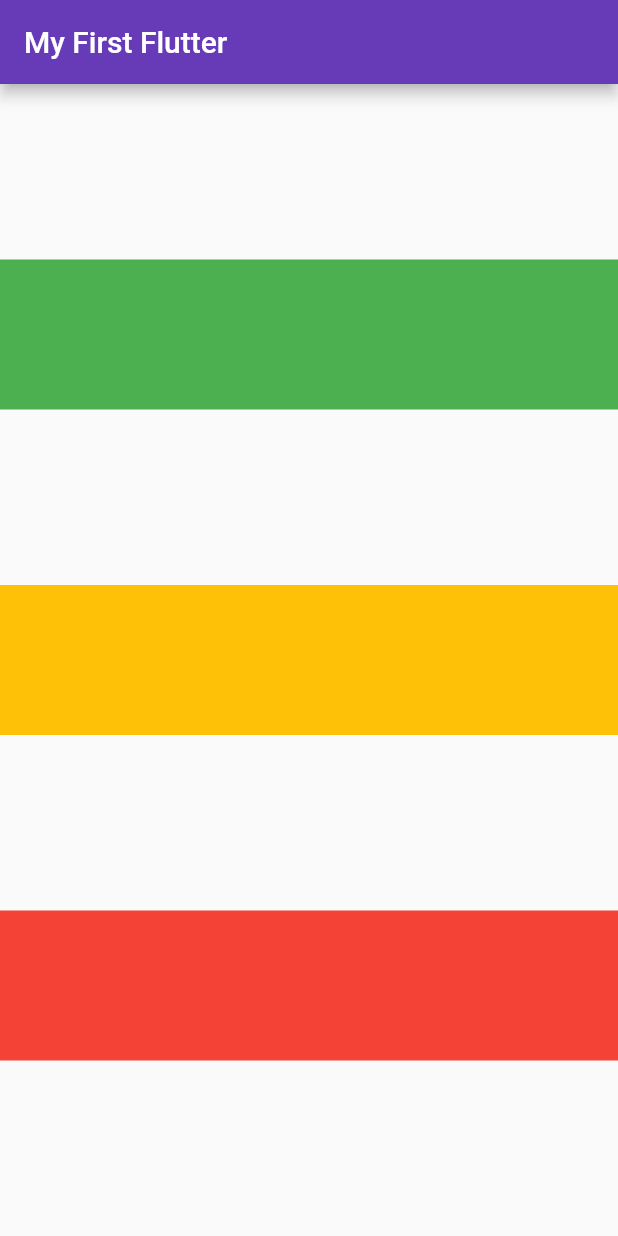
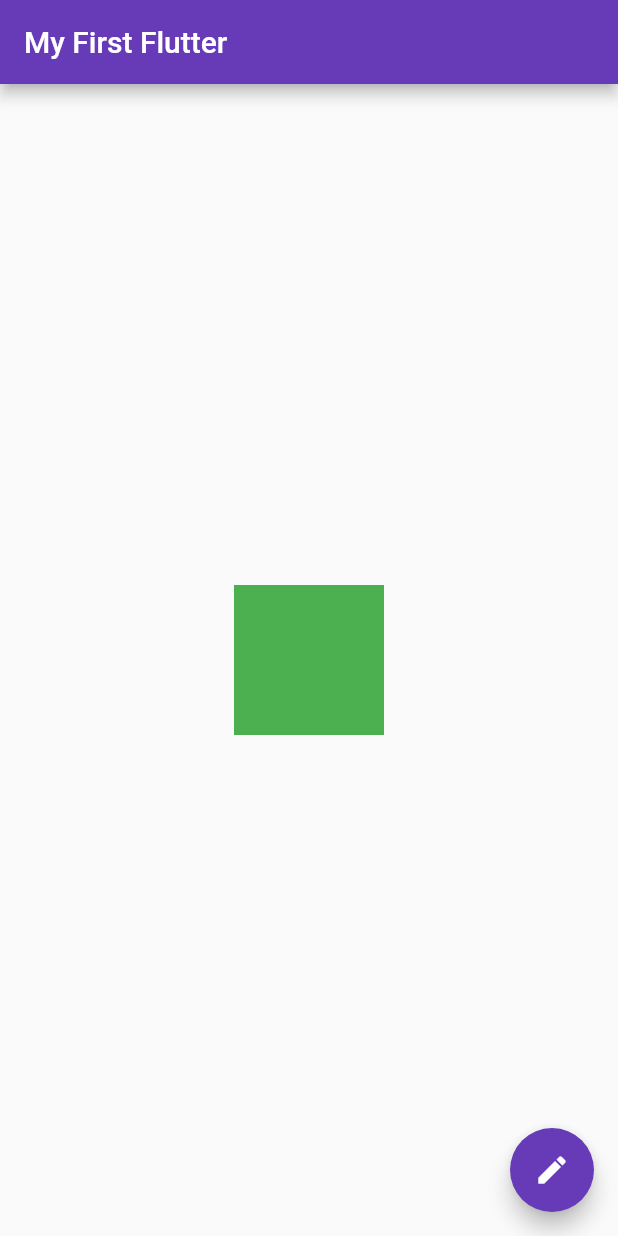
Before and after one commit to BeminDawoud/flutter_application_1, a Flutter app: the screen it shows after launch, on a phone screen of 412 x 824 dp. Run offline on Flutter 3.47's test engine with Material 3 defaults, Android fonts, the phone set to English and light mode, and no system bars.

Commit message:
floating action button

```diff
--- a/lib/main.dart
+++ b/lib/main.dart
@@ -20,26 +20,16 @@ class HomePage extends StatelessWidget {
         title: const Text('My First Flutter'),
       ),
       body: Center(
-          child: Column(
-            mainAxisAlignment: MainAxisAlignment.spaceEvenly,
-            children: [
-              Container(
+        child: Container(
+          height: 100,
+          width: 100,
           color: Colors.green,
-                height: 100,
-                width: double.infinity,
         ),
-              Container(
-                color: Colors.amber,
-                height: 100,
-                width: double.infinity,
       ),
-              Container(
-                color: Colors.red,
-                height: 100,
-                width: double.infinity,
+      floatingActionButton: FloatingActionButton(
+        onPressed: () {},
+        child: Icon(Icons.edit),
       ),
-            ],
-          ),
-        ));
+    );
   }
 }
```
Lines whose indentation alone changed are shown as unchanged.
